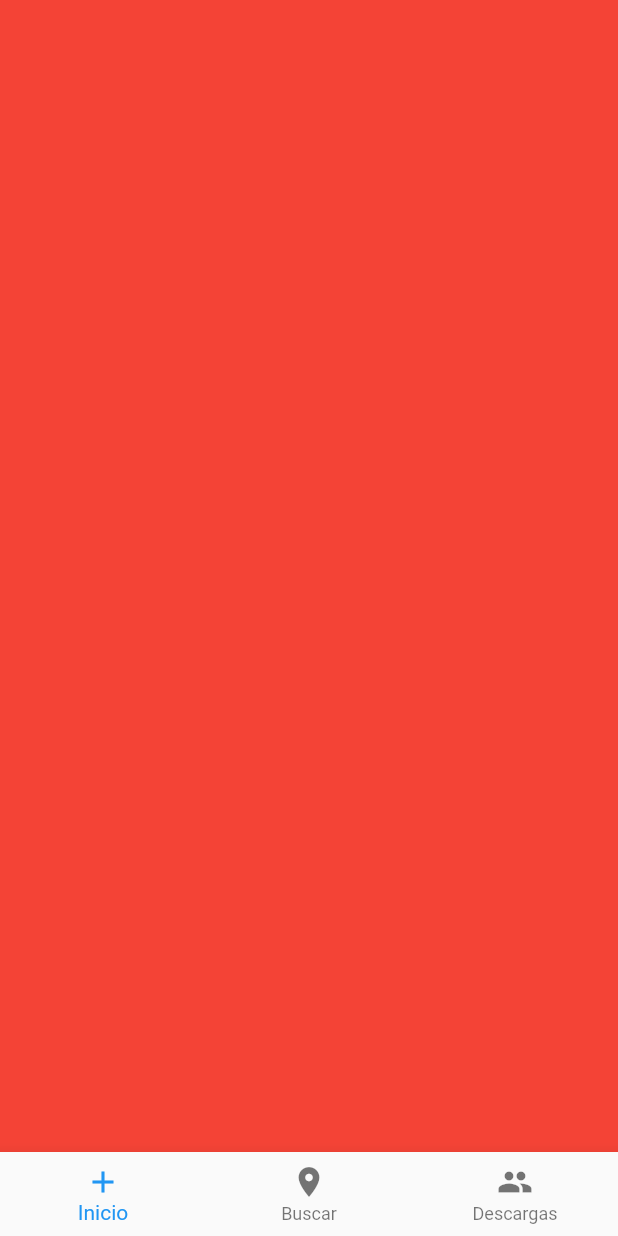
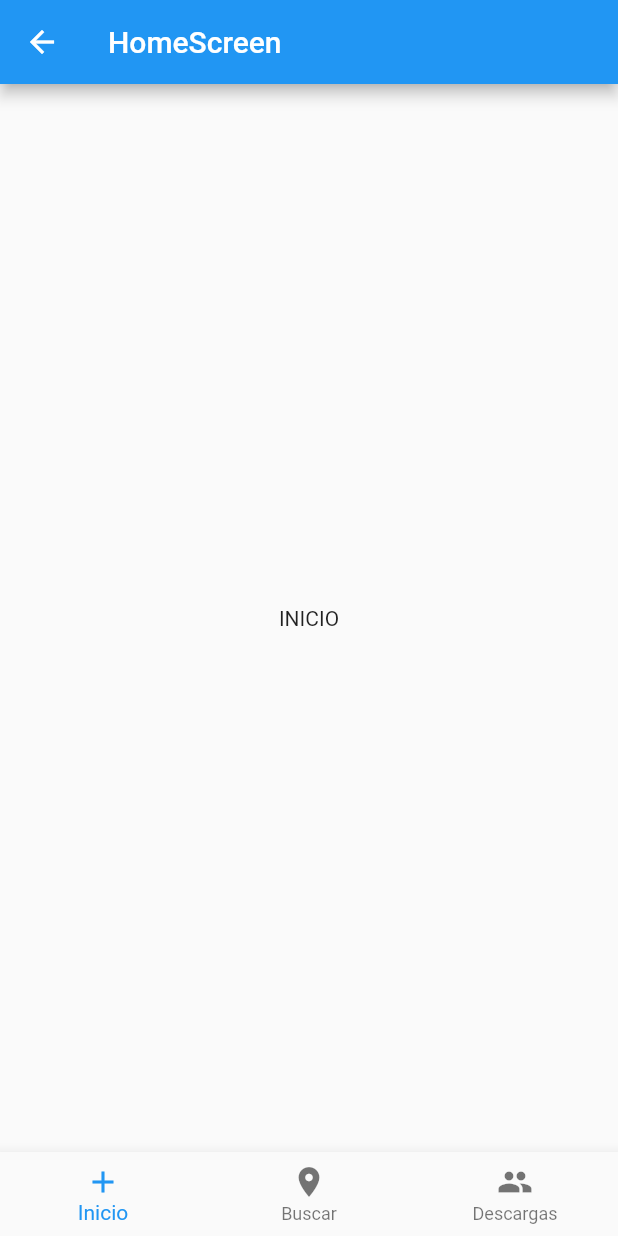
Before and after one commit to jnolascob/animax, a Flutter app: the screen it shows after launch, on a phone screen of 412 x 824 dp. Run offline on Flutter 3.47's test engine with Material 2 defaults, Android fonts, the phone set to English and light mode, and no system bars.

Commit message:
Crear fragmentos

```diff
--- a/lib/main.dart
+++ b/lib/main.dart
@@ -1,8 +1,8 @@
 import 'package:flutter/material.dart';
-import 'pages/splash.dart';
+import 'pages/splash_page.dart';
 
 void main() {
   runApp(new MaterialApp(
-    home: new SplashScreen(),
+    home: new SplashPage(),
   ));
 }
--- /dev/null
+++ b/lib/pages/fragments/start_page.dart
@@ -0,0 +1,23 @@
+import 'package:flutter/material.dart';
+
+class StartPage extends StatefulWidget {
+  @override
+    State<StatefulWidget> createState() {
+      return new _StartPageState();
+    }
+}
+
+class _StartPageState extends State<StartPage> {
+  @override
+  Widget build(BuildContext context) {
+    return new Scaffold(
+      appBar: new AppBar(
+        title: new Text('HomeScreen'),
+      ),
+      body: new Center(
+        // child: new Image.asset('assets/images/img_logo.png',),
+        child: new Text('INICIO'),
+      ),
+    );
+  }
+}
--- a/lib/pages/home.dart
+++ b/lib/pages/home_page.dart
@@ -1,15 +1,7 @@
 import 'package:flutter/material.dart';
-
-class HomeApp extends StatelessWidget {
-  // This widget is the root of your application.
-  @override
-  Widget build(BuildContext context) {
-    return new MaterialApp(
-      title: 'Animax',
-      home: new HomePage(),
-    );
-  }
-}
+import 'fragments/search_page.dart';
+import 'fragments/start_page.dart';
+import 'fragments/download_page.dart';
 
 class HomePage extends StatefulWidget {
   @override
@@ -27,9 +19,9 @@ class _MainPageState extends State<HomePage> {
     return new Scaffold(
         body: new PageView(
           children: [
-            new Container(color: Colors.red),
-            new Container(color: Colors.blue),
-            new Container(color: Colors.grey)
+            new StartPage(),
+            new SearchPage(),
+            new DownloadPage(),
           ],
           controller: _pageController,
           onPageChanged: onPageChanged,
@@ -57,8 +49,6 @@ class _MainPageState extends State<HomePage> {
 
   void navigationTapped(int page){
 
-    // Animating to the page.
-    // You can use whatever duration and curve you like
     _pageController.animateToPage(
         page,
         duration: const Duration(milliseconds: 300),
```
Also changed, not shown: lib/pages/fragments/download_page.dart (added, +23 -0 lines), lib/pages/fragments/search_page.dart (added, +23 -0 lines), lib/pages/search.dart (deleted, +0 -102 lines), lib/pages/splash_page.dart (renamed from lib/pages/splash.dart, +2 -11 lines).
